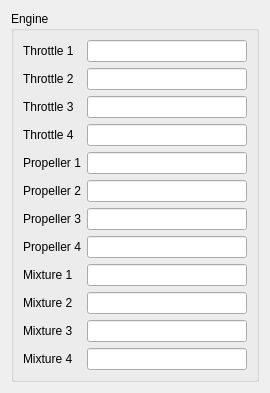
The window that src/UserInterface/src/Widgets/EngineWidget.ui (till213/SkyDolly) describes before a commit, drawn with Qt 5.
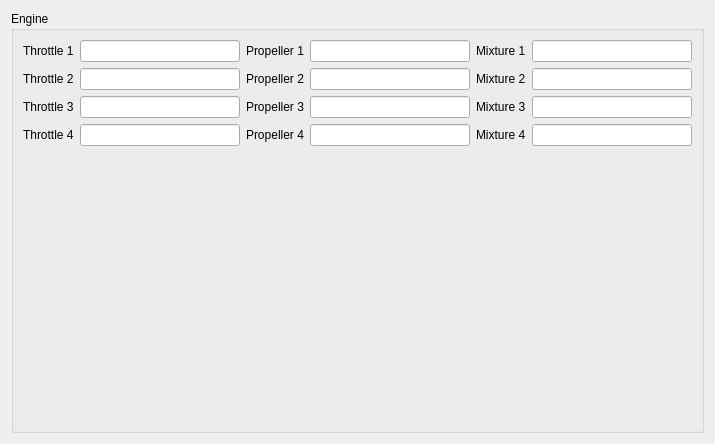
The same window after the commit.

Patch:
```diff
--- a/src/UserInterface/src/Widgets/EngineWidget.ui
+++ b/src/UserInterface/src/Widgets/EngineWidget.ui
@@ -6,8 +6,8 @@
    <rect>
     <x>0</x>
     <y>0</y>
-    <width>261</width>
-    <height>388</height>
+    <width>577</width>
+    <height>444</height>
    </rect>
   </property>
   <property name="windowTitle">
@@ -28,10 +28,9 @@
      <property name="title">
       <string>Engine</string>
      </property>
+     <layout class="QGridLayout" name="gridLayout_2">
+      <item row="0" column="0">
      <layout class="QFormLayout" name="formLayout">
-      <property name="sizeConstraint">
-       <enum>QLayout::SetMinimumSize</enum>
-      </property>
       <item row="0" column="0">
        <widget class="QLabel" name="label_33">
         <property name="text">
@@ -112,14 +111,18 @@
         </property>
        </widget>
       </item>
-      <item row="4" column="0">
+       </layout>
+      </item>
+      <item row="0" column="1">
+       <layout class="QFormLayout" name="formLayout_2">
+        <item row="0" column="0">
        <widget class="QLabel" name="label_47">
         <property name="text">
          <string>Propeller 1</string>
         </property>
        </widget>
       </item>
-      <item row="4" column="1">
+        <item row="0" column="1">
        <widget class="QLineEdit" name="propeller1LineEdit">
         <property name="minimumSize">
          <size>
@@ -132,14 +135,14 @@
         </property>
        </widget>
       </item>
-      <item row="5" column="0">
+        <item row="1" column="0">
        <widget class="QLabel" name="label_48">
         <property name="text">
          <string>Propeller 2</string>
         </property>
        </widget>
       </item>
-      <item row="5" column="1">
+        <item row="1" column="1">
        <widget class="QLineEdit" name="propeller2LineEdit">
         <property name="minimumSize">
          <size>
@@ -152,14 +155,14 @@
         </property>
        </widget>
       </item>
-      <item row="6" column="0">
+        <item row="2" column="0">
        <widget class="QLabel" name="label_49">
         <property name="text">
          <string>Propeller 3</string>
         </property>
        </widget>
       </item>
-      <item row="6" column="1">
+        <item row="2" column="1">
        <widget class="QLineEdit" name="propeller3LineEdit">
         <property name="minimumSize">
          <size>
@@ -172,14 +175,14 @@
         </property>
        </widget>
       </item>
-      <item row="7" column="0">
+        <item row="3" column="0">
        <widget class="QLabel" name="label_50">
         <property name="text">
          <string>Propeller 4</string>
         </property>
        </widget>
       </item>
-      <item row="7" column="1">
+        <item row="3" column="1">
        <widget class="QLineEdit" name="propeller4LineEdit">
         <property name="minimumSize">
          <size>
@@ -192,14 +195,18 @@
         </property>
        </widget>
       </item>
-      <item row="8" column="0">
+       </layout>
+      </item>
+      <item row="0" column="2">
+       <layout class="QFormLayout" name="formLayout_3">
+        <item row="0" column="0">
        <widget class="QLabel" name="label_51">
         <property name="text">
          <string>Mixture 1</string>
         </property>
        </widget>
       </item>
-      <item row="8" column="1">
+        <item row="0" column="1">
        <widget class="QLineEdit" name="mixture1LineEdit">
         <property name="minimumSize">
          <size>
@@ -212,14 +219,14 @@
         </property>
        </widget>
       </item>
-      <item row="9" column="0">
+        <item row="1" column="0">
        <widget class="QLabel" name="label_52">
         <property name="text">
          <string>Mixture 2</string>
         </property>
        </widget>
       </item>
-      <item row="9" column="1">
+        <item row="1" column="1">
        <widget class="QLineEdit" name="mixture2LineEdit">
         <property name="minimumSize">
          <size>
@@ -232,14 +239,14 @@
         </property>
        </widget>
       </item>
-      <item row="10" column="0">
+        <item row="2" column="0">
        <widget class="QLabel" name="label_53">
         <property name="text">
          <string>Mixture 3</string>
         </property>
        </widget>
       </item>
-      <item row="10" column="1">
+        <item row="2" column="1">
        <widget class="QLineEdit" name="mixture3LineEdit">
         <property name="minimumSize">
          <size>
@@ -252,14 +259,14 @@
         </property>
        </widget>
       </item>
-      <item row="11" column="0">
+        <item row="3" column="0">
        <widget class="QLabel" name="label_54">
         <property name="text">
          <string>Mixture 4</string>
         </property>
        </widget>
       </item>
-      <item row="11" column="1">
+        <item row="3" column="1">
        <widget class="QLineEdit" name="mixture4LineEdit">
         <property name="minimumSize">
          <size>
@@ -271,6 +278,8 @@
          <bool>true</bool>
         </property>
        </widget>
+        </item>
+       </layout>
       </item>
      </layout>
     </widget>
```
Lines whose indentation alone changed are shown as unchanged.
